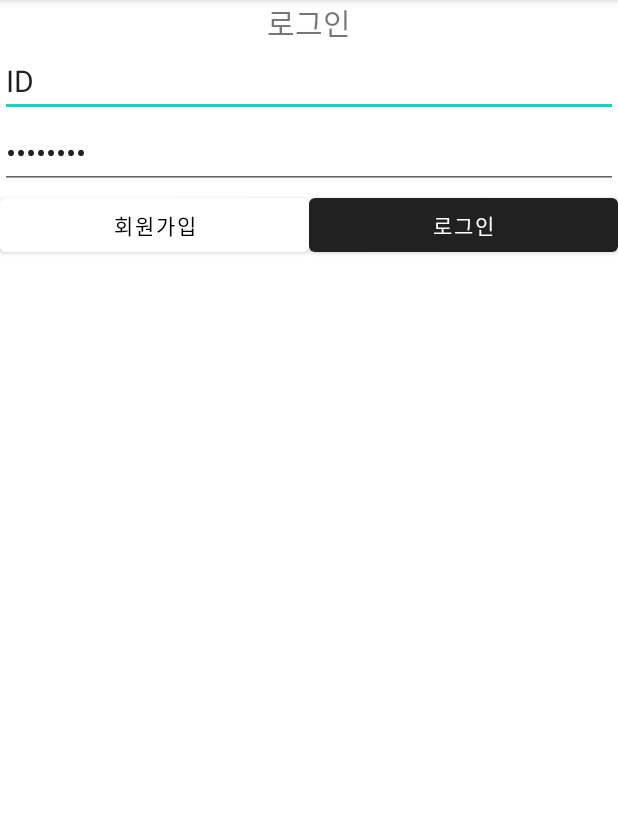
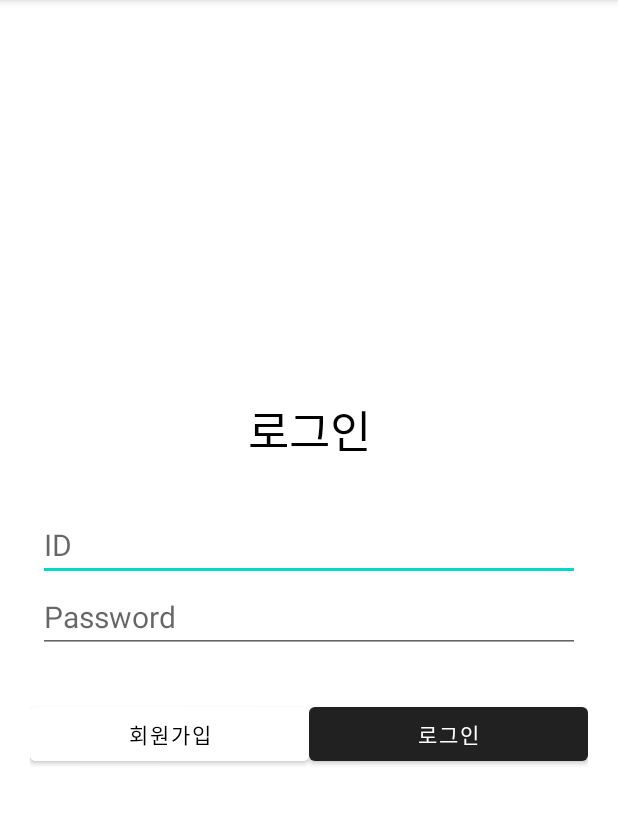
Before and after one commit to hyunseo0520/NODAPZ, an Android app: the screen it shows after launch (LogInActivity), on a phone screen of 412 x 824 dp, the part 84-909 px from its top. Run offline under Robolectric (Android 15) with nearby library versions, the light colour scheme and no system bars; our stand-ins replace Firebase (no records; nobody signed in at launch, a user with empty details on screens opened directly).

Commit message:
[DESIGN] 로그인 및 회원가입 화면 통일

```diff
--- a/app/src/main/res/layout/activity_login.xml
+++ b/app/src/main/res/layout/activity_login.xml
@@ -2,6 +2,7 @@
 <LinearLayout xmlns:android="http://schemas.android.com/apk/res/android"
     android:layout_width="match_parent"
     android:layout_height="match_parent"
+    android:gravity="center_horizontal|center_vertical"
     android:orientation="vertical">
 
 
@@ -9,8 +10,11 @@
         android:id="@+id/loginAlt"
         android:layout_width="match_parent"
         android:layout_height="wrap_content"
+        android:layout_marginTop="20dp"
+        android:textColor="@color/black"
         android:gravity="center_horizontal"
-        android:textSize="20dp"
+        android:layout_margin="30dp"
+        android:textSize="30dp"
         android:text="로그인" />
 
     <EditText
@@ -18,22 +22,26 @@
         android:layout_width="match_parent"
         android:layout_height="wrap_content"
         android:ems="10"
+        android:layout_marginHorizontal="25dp"
         android:textSize="20dp"
         android:inputType="text"
-        android:text="ID" />
+        android:hint="ID" />
 
     <EditText
         android:id="@+id/loginPassword"
         android:layout_width="match_parent"
         android:layout_height="wrap_content"
+        android:layout_marginHorizontal="25dp"
+        android:layout_marginBottom="10dp"
         android:textSize="20dp"
         android:ems="10"
         android:inputType="textPassword"
-        android:text="Password"/>
+        android:hint="Password"/>
 
     <LinearLayout
         android:layout_width="match_parent"
-        android:layout_height="match_parent"
+        android:layout_height="wrap_content"
+        android:layout_margin="20dp"
         android:orientation="horizontal">
 
         <Button
@@ -42,7 +50,6 @@
             android:layout_height="wrap_content"
             android:layout_weight="1"
             android:backgroundTint="@color/white"
-
             android:textColor="@color/black"
             android:text="회원가입" />
 
--- a/app/src/main/res/layout/activity_signup.xml
+++ b/app/src/main/res/layout/activity_signup.xml
@@ -5,6 +5,7 @@
     android:layout_width="match_parent"
     android:layout_height="match_parent"
     android:background="@android:color/white"
+    android:gravity="center_vertical"
     android:orientation="vertical"
     tools:context=".SignUpActivity">
 
```
